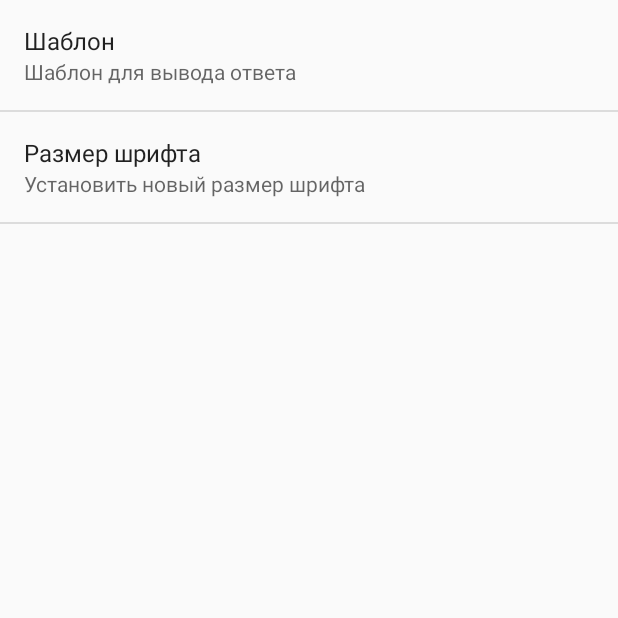
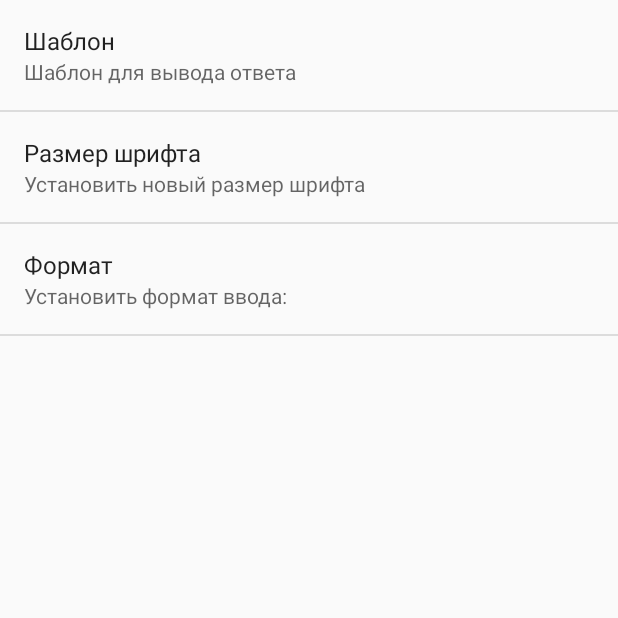
Before and after one commit to ElusiveSpirit/android-degree-calculator, an Android app: the screen it shows after launch (SettingsActivity), in the options menu, after a tap on "Настройки", on a phone screen of 412 x 824 dp, the top half of it. Run offline under Robolectric (Android 15) with nearby library versions, the phone set to English and light mode, and no system bars.

Commit message:
Пререлизная версия. 2

```diff
--- a/app/src/main/java/android/solleks/degreecalculator/DegreeNumber.java
+++ b/app/src/main/java/android/solleks/degreecalculator/DegreeNumber.java
@@ -9,6 +9,7 @@ import java.math.BigDecimal;
 public class DegreeNumber {
 
     private static int toStringTemplate = 0;
+    private static int toDegreeNumberTemplate = 0;
 
     /**
      * Первые два порядка - секунды
@@ -229,6 +230,9 @@ public class DegreeNumber {
                 case '\'':
                     if (isMinutesAdded || number.length() > i + 1 && number.charAt(i + 1) == '\'') {
                         // Добавляюся секунды
+                        if (toDegreeNumberTemplate == 1 && currentNumber.length() == 1) {
+                            currentNumber.append("0");
+                        }
                         if (isMinus)
                             mNumber = mNumber.subtract(new BigDecimal(currentNumber.toString()));
                         else
@@ -237,7 +241,11 @@ public class DegreeNumber {
                         i++;
                     } else {
                         // Добавляются минуты
-                        currentNumber.append("00");
+                        if (toDegreeNumberTemplate == 1 && currentNumber.length() == 1) {
+                            currentNumber.append("000");
+                        } else {
+                            currentNumber.append("00");
+                        }
                         if (isMinus)
                             mNumber = mNumber.subtract(new BigDecimal(currentNumber.toString()));
                         else
@@ -247,7 +255,11 @@ public class DegreeNumber {
                     break;
                 case ',':
                     isMinutesAdded = true;
-                    currentNumber.append("00");
+                    if (toDegreeNumberTemplate == 1 && currentNumber.length() == 1) {
+                        currentNumber.append("000");
+                    } else {
+                        currentNumber.append("00");
+                    }
                     if (isMinus)
                         mNumber = mNumber.subtract(new BigDecimal(currentNumber.toString()));
                     else
@@ -311,6 +323,11 @@ public class DegreeNumber {
             DegreeNumber.toStringTemplate = toStringTemplate;
     }
 
+    public static void setToDegreeNumberTemplate(int toDegreeNumberTemplate) {
+        if (toDegreeNumberTemplate < 2)
+            DegreeNumber.toDegreeNumberTemplate = toDegreeNumberTemplate;
+    }
+
     public static int getToStringTemplate() {
         return toStringTemplate;
     }
--- a/app/src/main/java/android/solleks/degreecalculator/MainActivity.java
+++ b/app/src/main/java/android/solleks/degreecalculator/MainActivity.java
@@ -21,6 +21,7 @@ public class MainActivity extends AppCompatActivity {
 
     public static final String TEMPLATE_KEY = "android.solleks.degreecalculator.TEMPLATE_KEY";
     public static final String TEXT_SIZE_KEY = "android.solleks.degreecalculator.TEXT_SIZE_KEY";
+    public static final String DEGREE_NUMBER_KEY = "android.solleks.degreecalculator.DEGREE_NUMBER_KEY";
 
     private static final char[] DEGREE_CHARS_NOT_ALLOW = {'°', ',', '\''};
     public static final char DEGREE  = '°';
@@ -62,6 +63,8 @@ public class MainActivity extends AppCompatActivity {
         super.onResume();
         SharedPreferences preferences = PreferenceManager.getDefaultSharedPreferences(this);
 
+
+
         if(preferences.getString(TEMPLATE_KEY, "").equals(getResources().getStringArray(R.array.templates)[1])) {
             DegreeNumber.setToStringTemplate(1);
         } else {
@@ -80,6 +83,14 @@ public class MainActivity extends AppCompatActivity {
         }
         mainText.setTextSize(size);
         resultText.setTextSize(size);
+
+        if(preferences.getString(DEGREE_NUMBER_KEY, "").equals(getResources().getStringArray(R.array.degree_number)[1])) {
+            DegreeNumber.setToDegreeNumberTemplate(1);
+        } else {
+            DegreeNumber.setToDegreeNumberTemplate(0);
+        }
+        if (mNumbersList.size() > 1)
+            setResultText();
     }
 
     public void onClickNumber(View view) {
--- a/app/src/main/res/values/arrays.xml
+++ b/app/src/main/res/values/arrays.xml
@@ -11,4 +11,9 @@
         <item>Мелкий</item>
     </string-array>
 
+    <string-array name="degree_number">
+        <item>01,02\'</item>
+        <item>10,20\'</item>
+    </string-array>
+
 </resources>
--- a/app/src/main/res/values/strings.xml
+++ b/app/src/main/res/values/strings.xml
@@ -1,6 +1,7 @@
 <resources>
     <string name="template_key_string">android.solleks.degreecalculator.TEMPLATE_KEY</string>
     <string name="text_size_key_string">android.solleks.degreecalculator.TEXT_SIZE_KEY</string>
+    <string name="degree_number_key_string">android.solleks.degreecalculator.DEGREE_NUMBER_KEY</string>
     <string name="app_name">DegreeCalculator</string>
     <string name="degree">°</string>
     <string name="minute">\'</string>
--- a/app/src/main/res/xml/settings.xml
+++ b/app/src/main/res/xml/settings.xml
@@ -16,4 +16,12 @@
         android:entryValues="@array/text_size"
         android:defaultValue="0"
         android:dialogTitle="Размер шрифта" />
+    <ListPreference
+        android:key="@string/degree_number_key_string"
+        android:title="Формат"
+        android:summary="Установить формат ввода:"
+        android:entries="@array/degree_number"
+        android:entryValues="@array/degree_number"
+        android:defaultValue="0"
+        android:dialogTitle="Введённая вами строка 1,2' должна соотвествовать:" />
 </PreferenceScreen>
```
Also changed, not shown: 1 other file.
